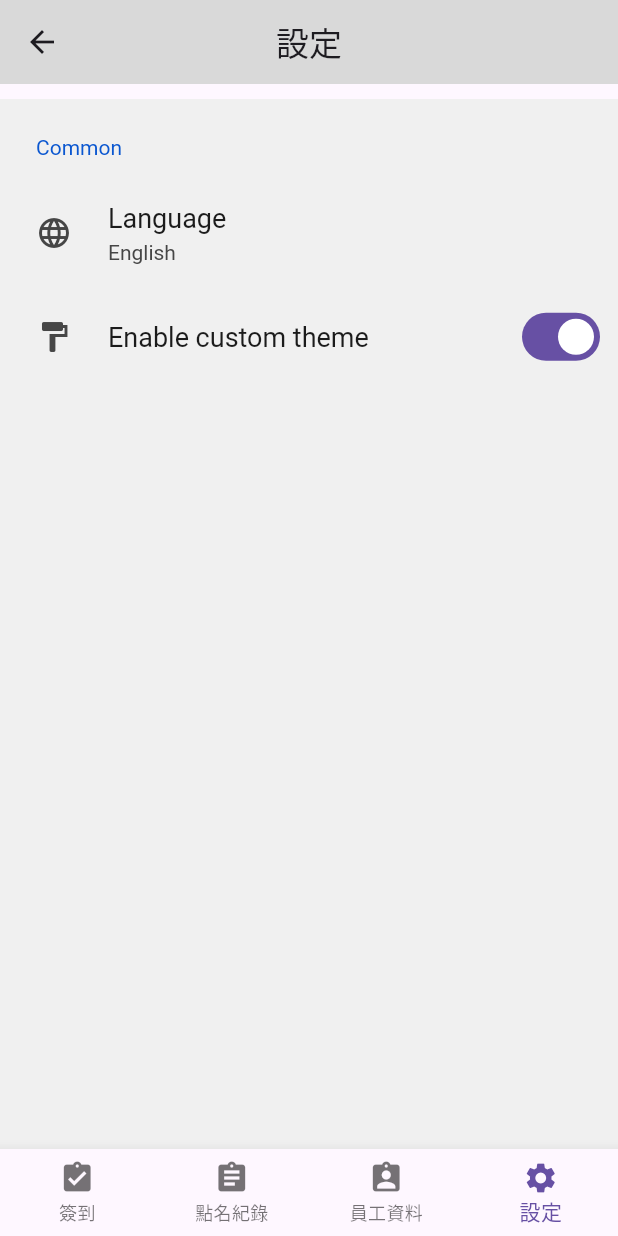
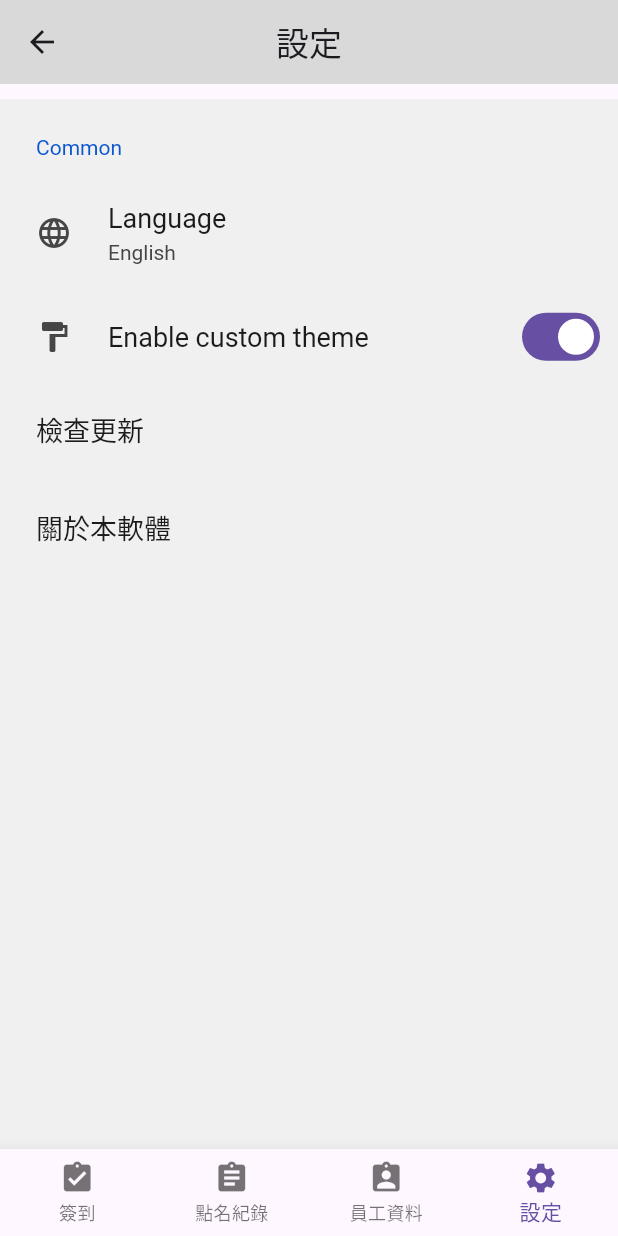
Before and after one commit to Fisherman-Absent/duty_record_system, a Flutter app: the SettingPage screen opened by its route, on a phone screen of 412 x 824 dp. Run offline on Flutter 3.47's test engine with Material 3 defaults, Android fonts, the phone set to English and light mode, and no system bars; drawn by our look-alikes of settings_ui; our stand-ins replace get.

Commit message:
add some word in settings_list

```diff
--- a/lib/views/setting_page/components/settings_list.dart
+++ b/lib/views/setting_page/components/settings_list.dart
@@ -31,6 +31,12 @@ class _SettingListState extends State<SettingList> {
               leading: Icon(Icons.format_paint),
               title: Text('Enable custom theme'),
             ),
+            SettingsTile.navigation(
+              title: Text("檢查更新"),
+            ),
+            SettingsTile.navigation(
+              title: Text("關於本軟體"),
+            ),
           ],
         ),
       ],
```
